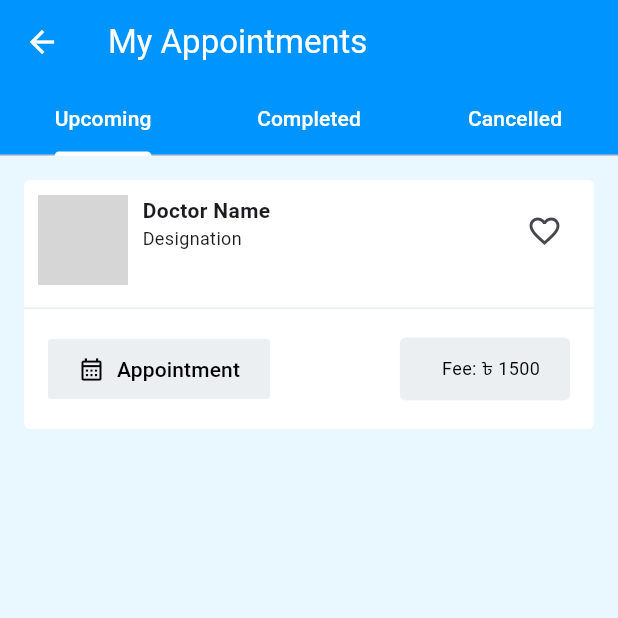
After one commit to technonazmul/dr_pocket_mobile_apps, a Flutter app: the AppointmentHistoryPage screen opened by its route, on a phone screen of 412 x 824 dp, the top half of it. The commit adds this screen. Run offline on Flutter 3.47's test engine with Material 3 defaults, Android fonts, the phone set to English and light mode, and no system bars; our stand-ins replace shared_preferences; accounts and stored records are empty; network calls fail; grey boxes are pictures that could not be loaded.

Commit message:
appointment history pages

```diff
--- a/lib/main.dart
+++ b/lib/main.dart
@@ -1,3 +1,4 @@
+import 'views/home/appointment_history_page.dart';
 import 'package:flutter/material.dart';
 import 'views/auth/login_page.dart';
 import 'views/auth/signup_page.dart';
@@ -53,6 +54,7 @@ class MyApp extends StatelessWidget {
         '/changepassword': (context) => const ChangePasswordPage(),
         '/notifications': (context) => const NotificationPage(),
         '/myappointment': (context) => const MyAppointmentPage(),
+        '/appointmenthistory': (context) => const AppointmentHistoryPage(),
       },
     );
   }
--- /dev/null
+++ b/lib/views/home/appointment_history_page.dart
@@ -0,0 +1,238 @@
+import 'package:flutter/material.dart';
+
+class AppointmentHistoryPage extends StatefulWidget {
+  const AppointmentHistoryPage({super.key});
+
+  @override
+  _AppointmentHistoryPageState createState() => _AppointmentHistoryPageState();
+}
+
+class _AppointmentHistoryPageState extends State<AppointmentHistoryPage> {
+  @override
+  Widget build(BuildContext context) {
+    return DefaultTabController(
+      length: 3,
+      child: Scaffold(
+        appBar: AppBar(
+          title: const Text('My Appointments'),
+          bottom: const TabBar(
+            labelColor: Colors.white,
+            unselectedLabelColor: Colors.white,
+            indicatorColor: Colors.white,
+            tabs: [
+              Tab(text: 'Upcoming'),
+              Tab(text: 'Completed'),
+              Tab(text: 'Cancelled'),
+            ],
+          ),
+        ),
+        body: TabBarView(
+          children: [
+            AppointmentListView(status: "upcoming"),
+            AppointmentListView(status: "completed"),
+            AppointmentListView(status: "cancelled"),
+          ],
+        ),
+      ),
+    );
+  }
+}
+
+class AppointmentListView extends StatelessWidget {
+  final String status;
+
+  const AppointmentListView({required this.status});
+
+  @override
+  Widget build(BuildContext context) {
+    // Sample data
+    final appointments = [
+      {
+        "id": 1,
+        "doctor": "Dr. Smith",
+        "image": "1727847618761.png",
+        "designation": "surgeon . Apollo Mehta hospital",
+        "date": "Oct 30, 2024",
+        "time": "10:00AM - 10:15AM",
+        "status": "upcoming"
+      },
+      {
+        "id": 2,
+        "doctor": "Dr. John",
+        "image": "1727847618761.png",
+        "designation": "surgeon . Apollo Mehta hospital",
+        "date": "Oct 30, 2024",
+        "time": "10:00AM - 10:15AM",
+        "status": "completed"
+      },
+      {
+        "id": 3,
+        "doctor": "Dr. Emily",
+        "image": "1727847618761.png",
+        "designation": "surgeon . Apollo Mehta hospital",
+        "date": "Oct 30, 2024",
+        "time": "10:00AM - 10:15AM",
+        "status": "cancelled"
+      },
+    ];
+
+    final filteredAppointments = appointments
+        .where((appointment) => appointment['status'] == status)
+        .toList();
+
+    return ListView.builder(
+      itemCount: filteredAppointments.length,
+      itemBuilder: (context, index) {
+        final appointment = filteredAppointments[index];
+        return Card(
+          margin: const EdgeInsets.symmetric(vertical: 16, horizontal: 16),
+          color: Colors.white,
+          shape: RoundedRectangleBorder(
+            borderRadius: BorderRadius.circular(4.0),
+          ),
+          elevation: 0,
+          child: Wrap(
+            spacing: 16.0,
+            runSpacing: 16.0,
+            children: [
+              Padding(
+                padding: const EdgeInsets.only(
+                    top: 10.0, left: 9.0, right: 9.0, bottom: 0),
+                child: Row(
+                  crossAxisAlignment: CrossAxisAlignment.start,
+                  children: [
+                    ClipRRect(
+                      borderRadius: BorderRadius.circular(8.0),
+                      child: appointment['image'] != null
+                          ? Image.network(
+                              'http://localhost:5000/uploads/1727847618761.png',
+                              width: 60,
+                              height: 60,
+                              fit: BoxFit.cover,
+                            )
+                          : Image.asset(
+                              'assets/default_profile.png',
+                              width: 60,
+                              height: 60,
+                              fit: BoxFit.cover,
+                            ),
+                    ),
+                    const SizedBox(width: 10),
+                    Expanded(
+                      child: Column(
+                        crossAxisAlignment: CrossAxisAlignment.start,
+                        children: [
+                          Text(
+                            'Doctor Name',
+                            style: const TextStyle(
+                                fontSize: 14, fontWeight: FontWeight.bold),
+                          ),
+                          Text(
+                            'Designation',
+                            style: const TextStyle(fontSize: 12),
+                          ),
+                          const SizedBox(height: 4),
+                        ],
+                      ),
+                    ),
+                    IconButton(
+                      icon: const Icon(Icons.favorite_border),
+                      onPressed: () {
+                        // Add functionality for wish button
+                      },
+                    ),
+                  ],
+                ),
+              ),
+              const Padding(
+                  padding: EdgeInsets.only(
+                    bottom: 0.0,
+                  ),
+                  child: Column(
+                    children: [
+                      Divider(
+                        height:
+                            0, // The height of the space above and below the divider
+                        thickness: 1, // Thickness of the divider line
+                        color: Color.fromARGB(
+                            255, 235, 239, 242), // Color of the divider
+                      )
+                    ],
+                  )),
+              Padding(
+                padding: const EdgeInsets.only(
+                    bottom: 16.0, left: 16.0, right: 16.0),
+                child: Row(
+                  mainAxisAlignment: MainAxisAlignment
+                      .spaceBetween, // Distributes space between children
+                  children: [
+                    Column(
+                      crossAxisAlignment: CrossAxisAlignment
+                          .start, // Aligns "test text" to the start
+                      children: [
+                        ElevatedButton.icon(
+                          onPressed: () {},
+                          icon: const Icon(
+                            Icons.calendar_month_outlined,
+                            color: Colors.black,
+                          ),
+                          label: const Text("Appointment",
+                              style: TextStyle(color: Colors.black)),
+                          style: ElevatedButton.styleFrom(
+                            padding: const EdgeInsets.symmetric(
+                                horizontal: 20, vertical: 10),
+                            shape: RoundedRectangleBorder(
+                              borderRadius: BorderRadius.circular(2),
+                            ),
+                            backgroundColor: const Color(0xFFEBEFF2),
+                            elevation: 0,
+                          ),
+                        ),
+                      ],
+                    ),
+                    // Using Align to ensure this text is aligned to the right
+                    Align(
+                      alignment: Alignment
+                          .centerRight, // Aligns the column to the right
+                      child: Column(
+                        crossAxisAlignment: CrossAxisAlignment
+                            .end, // Aligns text to the end of the column
+                        children: [
+                          Container(
+                            padding: const EdgeInsets.symmetric(
+                                horizontal: 20, vertical: 12),
+                            decoration: BoxDecoration(
+                              color: const Color(
+                                  0xFFEBEFF2), // Background color of the button
+                              borderRadius: BorderRadius.circular(
+                                  4), // Border radius of 4
+                            ),
+                            child: const Row(
+                              mainAxisSize: MainAxisSize.min, // Wrap content
+                              children: [
+                                SizedBox(
+                                    width:
+                                        8), // Space between the icon and the text
+                                Text(
+                                  "Fee: ৳ 1500", // Your text
+                                  style: TextStyle(
+                                    color: Colors.black, // Text color
+                                    fontSize: 12, // Text size
+                                  ),
+                                ),
+                              ],
+                            ),
+                          )
+                        ],
+                      ),
+                    ),
+                  ],
+                ),
+              ),
+            ],
+          ),
+        );
+      },
+    );
+  }
+}
--- a/lib/views/home/link_page.dart
+++ b/lib/views/home/link_page.dart
@@ -84,6 +84,13 @@ class LinkPage extends StatelessWidget {
               },
               child: const Text('My Appointment'),
             ),
+            ElevatedButton(
+              onPressed: () {
+                // Navigate to otp
+                Navigator.pushNamed(context, '/appointmenthistory');
+              },
+              child: const Text('Appointment History'),
+            ),
           ],
         ),
       ),
```
